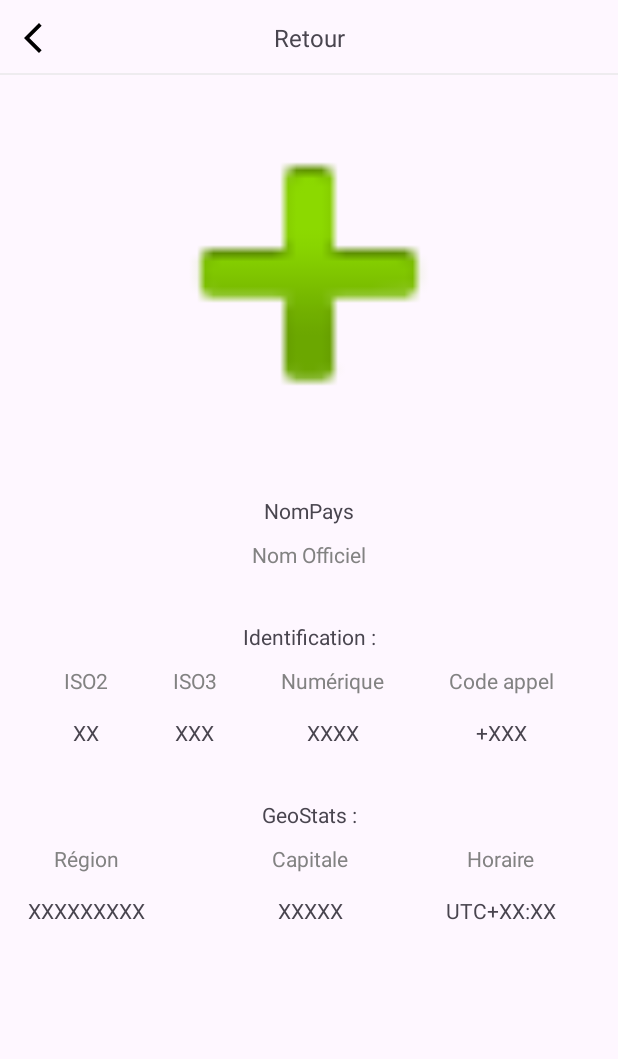
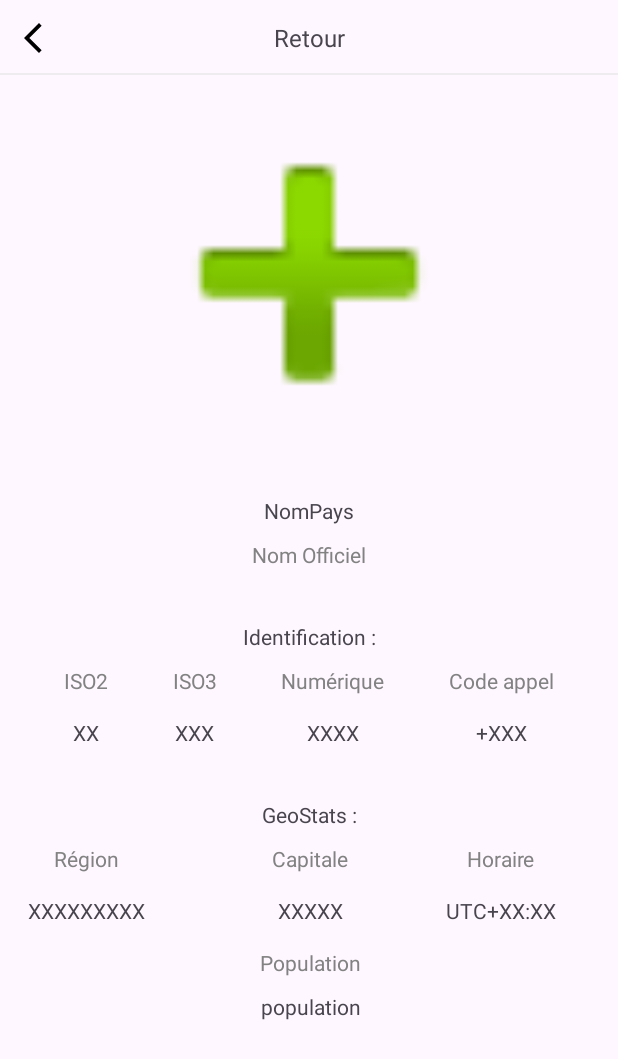
Before and after one commit to michi-mourchid/globetrotapp, an Android app: the layout activity_detail.xml on its own in the app's theme, with its tools: preview values and no code run, on a phone screen of 412 x 824 dp. Shown: the top 1059 px of the screen. Run offline under Robolectric (Android 15) with nearby library versions, the phone set to English and light mode, and no system bars; Roboto replaces fonts that are not available here.

Commit message:
update: liste pays OK & detail pays OK

```diff
--- a/app/build.gradle.kts
+++ b/app/build.gradle.kts
@@ -53,6 +53,9 @@ dependencies {
     implementation("com.google.code.gson:gson:2.8.9")
     implementation("com.squareup.retrofit2:retrofit:2.9.0")
     implementation("com.squareup.retrofit2:converter-gson:2.9.0")
+    implementation("com.github.bumptech.glide:glide:4.12.0")
+    annotationProcessor("com.github.bumptech.glide:compiler:4.12.0")
+
     testImplementation(libs.junit)
     androidTestImplementation(libs.androidx.junit)
     androidTestImplementation(libs.androidx.espresso.core)
--- a/app/src/main/AndroidManifest.xml
+++ b/app/src/main/AndroidManifest.xml
@@ -1,7 +1,7 @@
 <?xml version="1.0" encoding="utf-8"?>
 <manifest xmlns:android="http://schemas.android.com/apk/res/android"
     xmlns:tools="http://schemas.android.com/tools" >
-
+    <uses-permission android:name="android.permission.INTERNET" />
     <application
         android:allowBackup="true"
         android:dataExtractionRules="@xml/data_extraction_rules"
--- a/app/src/main/java/com/android/flagcountryapp/MainActivity.kt
+++ b/app/src/main/java/com/android/flagcountryapp/MainActivity.kt
@@ -53,7 +53,7 @@ class MainActivity : AppCompatActivity() {
         }
     }
 
-    private fun replaceFragment(fragment: Fragment) {
+    fun replaceFragment(fragment: Fragment) {
         supportFragmentManager.beginTransaction().replace(R.id.frame_layout, fragment).commit()
     }
 }
--- a/app/src/main/java/com/android/flagcountryapp/service/CountryApiService.kt
+++ b/app/src/main/java/com/android/flagcountryapp/service/CountryApiService.kt
@@ -10,6 +10,7 @@ interface CountryApiService {
     @GET("name/{nom_pays}?apikey=AjUxVCug9IgZZglt0tGgOx2BdA7Nx8BHjDZKkx3O")
     fun getPays(@Path("nom_pays") nom_pays: String): Call<Pays>
 
+
     @GET("all?apikey=AjUxVCug9IgZZglt0tGgOx2BdA7Nx8BHjDZKkx3O")
-    fun getAllPays(): Call<List<Pays>>
+    fun getAllPays(): Call<Map<String,Pays>>
 }
--- a/app/src/main/res/layout/activity_detail.xml
+++ b/app/src/main/res/layout/activity_detail.xml
@@ -35,14 +35,16 @@
             app:layout_constraintBottom_toBottomOf="parent"></View>
 
         <ImageView
-            android:id="@+id/imageView2"
+            android:id="@+id/image_retour"
             android:layout_width="wrap_content"
             android:layout_height="wrap_content"
             android:layout_marginLeft="10dp"
             android:src="@drawable/baseline_arrow_back_ios_new_24"
             app:layout_constraintBottom_toBottomOf="parent"
             app:layout_constraintStart_toStartOf="parent"
-            app:layout_constraintTop_toTopOf="parent" />
+            app:layout_constraintTop_toTopOf="parent"
+            android:clickable="true"
+            android:scaleType="center"/>
 
     </androidx.constraintlayout.widget.ConstraintLayout>
 
@@ -244,4 +246,25 @@
         app:layout_constraintStart_toStartOf="@+id/textView16"
         app:layout_constraintTop_toBottomOf="@+id/textView16" />
 
+    <TextView
+        android:id="@+id/textView"
+        android:layout_width="wrap_content"
+        android:layout_height="wrap_content"
+        android:layout_marginTop="15dp"
+        android:text="Population"
+        android:textColor="@color/holder_gris"
+        app:layout_constraintEnd_toEndOf="@+id/textView15"
+        app:layout_constraintStart_toStartOf="@+id/textView15"
+        app:layout_constraintTop_toBottomOf="@+id/capitale" />
+
+    <TextView
+        android:id="@+id/population"
+        android:layout_width="wrap_content"
+        android:layout_height="wrap_content"
+        android:layout_marginTop="10dp"
+        android:text="population"
+        app:layout_constraintEnd_toEndOf="@+id/textView"
+        app:layout_constraintStart_toStartOf="@+id/textView"
+        app:layout_constraintTop_toBottomOf="@+id/textView" />
+
 </androidx.constraintlayout.widget.ConstraintLayout>
--- a/app/src/main/res/layout/fragment_ajout.xml
+++ b/app/src/main/res/layout/fragment_ajout.xml
@@ -38,7 +38,7 @@
                 app:layout_constraintBottom_toBottomOf="parent"></View>
 
             <ImageView
-                android:id="@+id/imageView2"
+                android:id="@+id/image_retour"
                 android:layout_width="wrap_content"
                 android:layout_height="wrap_content"
                 android:layout_marginLeft="10dp"
--- a/app/src/main/res/layout/fragment_favoris.xml
+++ b/app/src/main/res/layout/fragment_favoris.xml
@@ -34,7 +34,7 @@
             app:layout_constraintBottom_toBottomOf="parent"></View>
 
         <ImageView
-            android:id="@+id/imageView2"
+            android:id="@+id/image_retour"
             android:layout_width="wrap_content"
             android:layout_height="wrap_content"
             android:layout_marginLeft="10dp"
--- a/app/src/main/res/layout/fragment_pays.xml
+++ b/app/src/main/res/layout/fragment_pays.xml
@@ -38,7 +38,7 @@
                 app:layout_constraintBottom_toBottomOf="parent"></View>
 
             <ImageView
-                android:id="@+id/imageView2"
+                android:id="@+id/image_retour"
                 android:layout_width="wrap_content"
                 android:layout_height="wrap_content"
                 android:layout_marginLeft="10dp"
@@ -58,7 +58,9 @@
             app:layout_constraintHorizontal_bias="0.5"
             app:layout_constraintStart_toStartOf="parent"
             app:layout_constraintTop_toBottomOf="@+id/barre_retour"
-            app:layout_constraintVertical_bias="0.5" />
+            app:layout_constraintVertical_bias="0.5"
+            tools:listitem="@layout/item_pays"/>
+
     </androidx.constraintlayout.widget.ConstraintLayout>
 
 </FrameLayout>
```
Also changed, not shown: app/src/main/java/com/android/flagcountryapp/CountryAdapter.kt (+31 -6 lines), app/src/main/java/com/android/flagcountryapp/CountryMapAdapter.kt (added, +19 -0 lines), app/src/main/java/com/android/flagcountryapp/DetailActivity.kt (+67 -6 lines), app/src/main/java/com/android/flagcountryapp/Pays.kt (+13 -12 lines), app/src/main/java/com/android/flagcountryapp/PaysFragment.kt (+19 -25 lines), app/src/main/java/com/android/flagcountryapp/RetrofitClient.kt (+6 -2 lines), app/src/main/res/layout/item_pays.xml (+9 -6 lines).
